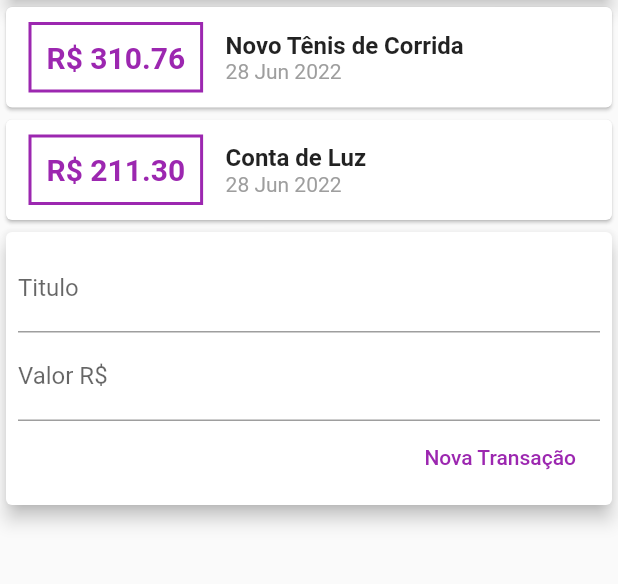
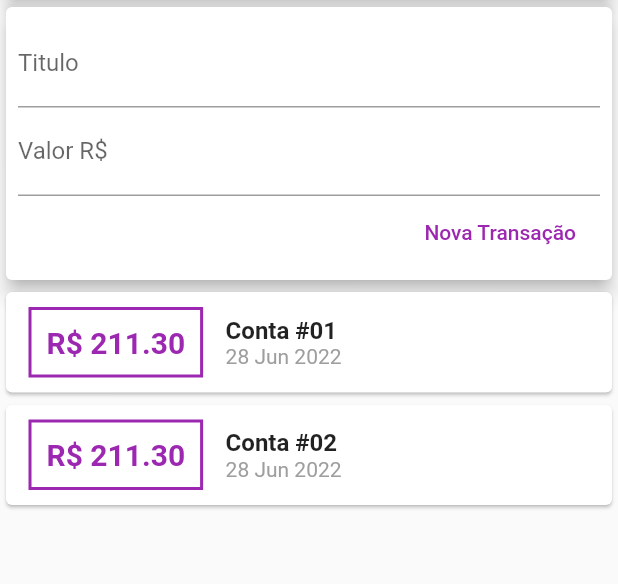
Before and after one commit to AiramCruZ/curso_flutter_cod3r, a Flutter app: the screen it shows after launch, on a phone screen of 412 x 824 dp, the part 119-703 px from its top. Run offline on Flutter 3.47's test engine with Material 2 defaults, Android fonts, the phone set to English and light mode, and no system bars; missing offline and left inert: dart:ffi.

Commit message:
Scroll, ListView e Teclado Numérico

```diff
--- a/projeto_despesas_pessoais/lib/components/transaction_form.dart
+++ b/projeto_despesas_pessoais/lib/components/transaction_form.dart
@@ -7,6 +7,15 @@ class TransactionForm extends StatelessWidget {
 
   static final TextEditingController titleController = TextEditingController();
   static final TextEditingController valueController = TextEditingController();
+
+  _submitForm() {
+    final title = titleController.text;
+    final value = double.tryParse(valueController.text) ?? 0.0;
+    if (title.isEmpty || value <= 0) {
+      return;
+    }
+    onSubmit(title, value);
+  }
 
   @override
   Widget build(BuildContext context) {
@@ -19,20 +28,20 @@ class TransactionForm extends StatelessWidget {
             TextField(
               controller: titleController,
               decoration: const InputDecoration(labelText: 'Titulo'),
+              onSubmitted: (_) => _submitForm(),
             ),
             TextField(
               controller: valueController,
               decoration: const InputDecoration(labelText: 'Valor R\$'),
+              keyboardType:
+                  const TextInputType.numberWithOptions(decimal: true),
+              onSubmitted: (_) => _submitForm(),
             ),
             Row(
               mainAxisAlignment: MainAxisAlignment.end,
               children: [
                 ElevatedButton(
-                  onPressed: () {
-                    final title = titleController.text;
-                    final value = double.tryParse(valueController.text) ?? 0.0;
-                    onSubmit(title, value);
-                  },
+                  onPressed: _submitForm,
                   style: ElevatedButton.styleFrom(
                     primary: Colors.white,
                     onPrimary: Colors.purple,
--- a/projeto_despesas_pessoais/lib/components/transaction_list.dart
+++ b/projeto_despesas_pessoais/lib/components/transaction_list.dart
@@ -10,8 +10,12 @@ class TransactionsList extends StatelessWidget {
 
   @override
   Widget build(BuildContext context) {
-    return Column(
-      children: transactions.map((e) {
+    return Container(
+      height: 400,
+      child: ListView.builder(
+        itemCount: transactions.length,
+        itemBuilder: (ctx, index) {
+          final tr = transactions[index];
           return Card(
             child: Row(children: [
               Container(
@@ -24,7 +28,7 @@ class TransactionsList extends StatelessWidget {
                 ),
                 padding: const EdgeInsets.all(10),
                 child: Text(
-                'R\$ ${e.value.toStringAsFixed(2)}',
+                  'R\$ ${tr.value.toStringAsFixed(2)}',
                   style: const TextStyle(
                     fontWeight: FontWeight.bold,
                     fontSize: 20,
@@ -36,14 +40,14 @@ class TransactionsList extends StatelessWidget {
                 crossAxisAlignment: CrossAxisAlignment.start,
                 children: [
                   Text(
-                  e.title,
+                    tr.title,
                     style: const TextStyle(
                       fontSize: 16,
                       fontWeight: FontWeight.bold,
                     ),
                   ),
                   Text(
-                  DateFormat('d MMM y').format(e.date),
+                    DateFormat('d MMM y').format(tr.date),
                     style: const TextStyle(
                       color: Colors.grey,
                     ),
@@ -52,7 +56,8 @@ class TransactionsList extends StatelessWidget {
               ),
             ]),
           );
-      }).toList(),
+        },
+      ),
     );
   }
 }
--- a/projeto_despesas_pessoais/lib/components/transaction_user.dart
+++ b/projeto_despesas_pessoais/lib/components/transaction_user.dart
@@ -16,14 +16,14 @@ class TransactionUser extends StatefulWidget {
 class _TransactionUserState extends State<TransactionUser> {
   final List<Transaction> _transactions = [
     Transaction(
-      id: 't1',
-      title: 'Novo Tênis de Corrida',
-      value: 310.76,
+      id: Random().nextDouble().toString(),
+      title: 'Conta #01',
+      value: 211.30,
       date: DateTime.now(),
     ),
     Transaction(
-      id: 't2',
-      title: 'Conta de Luz',
+      id: Random().nextDouble().toString(),
+      title: 'Conta #02',
       value: 211.30,
       date: DateTime.now(),
     ),
@@ -46,10 +46,10 @@ class _TransactionUserState extends State<TransactionUser> {
   Widget build(BuildContext context) {
     return Column(
       children: [
-        TransactionsList(transactions: _transactions),
         TransactionForm(
           onSubmit: _addTransactions,
         ),
+        TransactionsList(transactions: _transactions),
       ],
     );
   }
--- a/projeto_despesas_pessoais/lib/main.dart
+++ b/projeto_despesas_pessoais/lib/main.dart
@@ -24,7 +24,8 @@ class MyHomePage extends StatelessWidget {
       appBar: AppBar(
         title: const Text("Despesas Pessoas"),
       ),
-      body: Column(
+      body: SingleChildScrollView(
+        child: Column(
           crossAxisAlignment: CrossAxisAlignment.stretch,
           children: const [
             SizedBox(
@@ -37,6 +38,7 @@ class MyHomePage extends StatelessWidget {
             TransactionUser()
           ],
         ),
+      ),
     );
   }
 }
```
Lines whose indentation alone changed are shown as unchanged.
